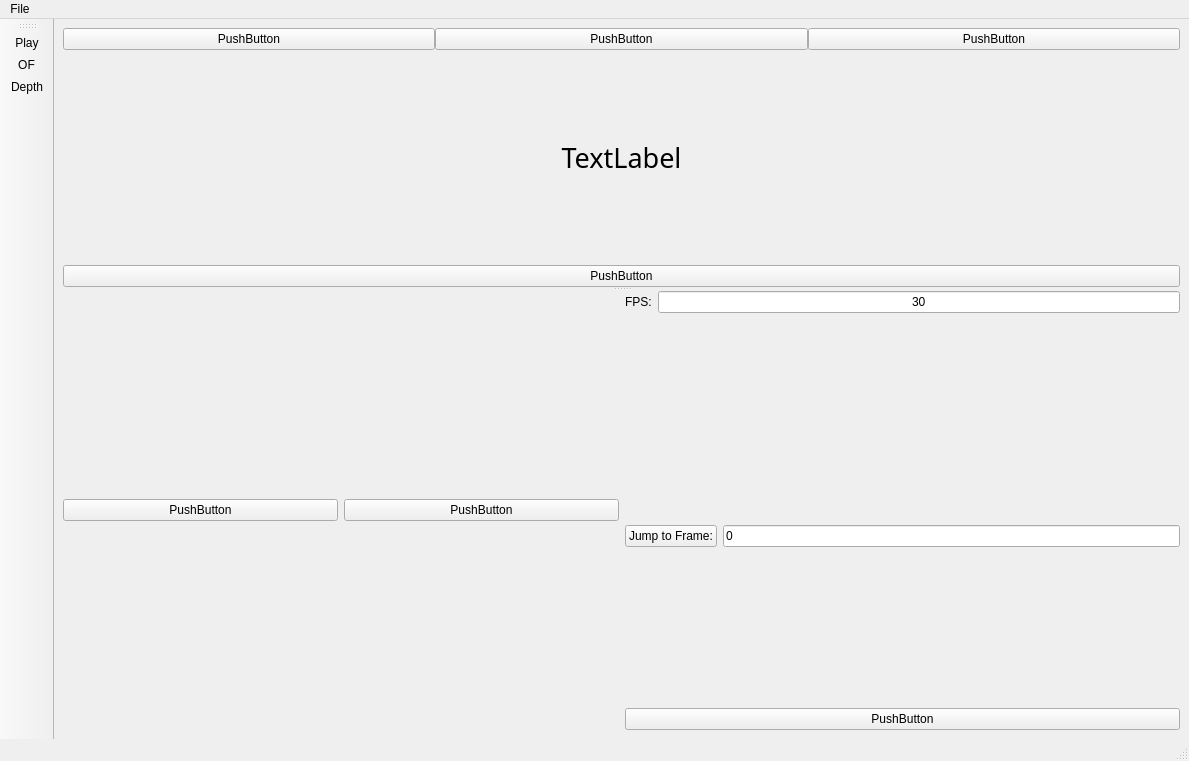
Above: application/mainwindow.ui from kevinhartyanyi/BSC-Thesis before the change. Below: the same form after it.
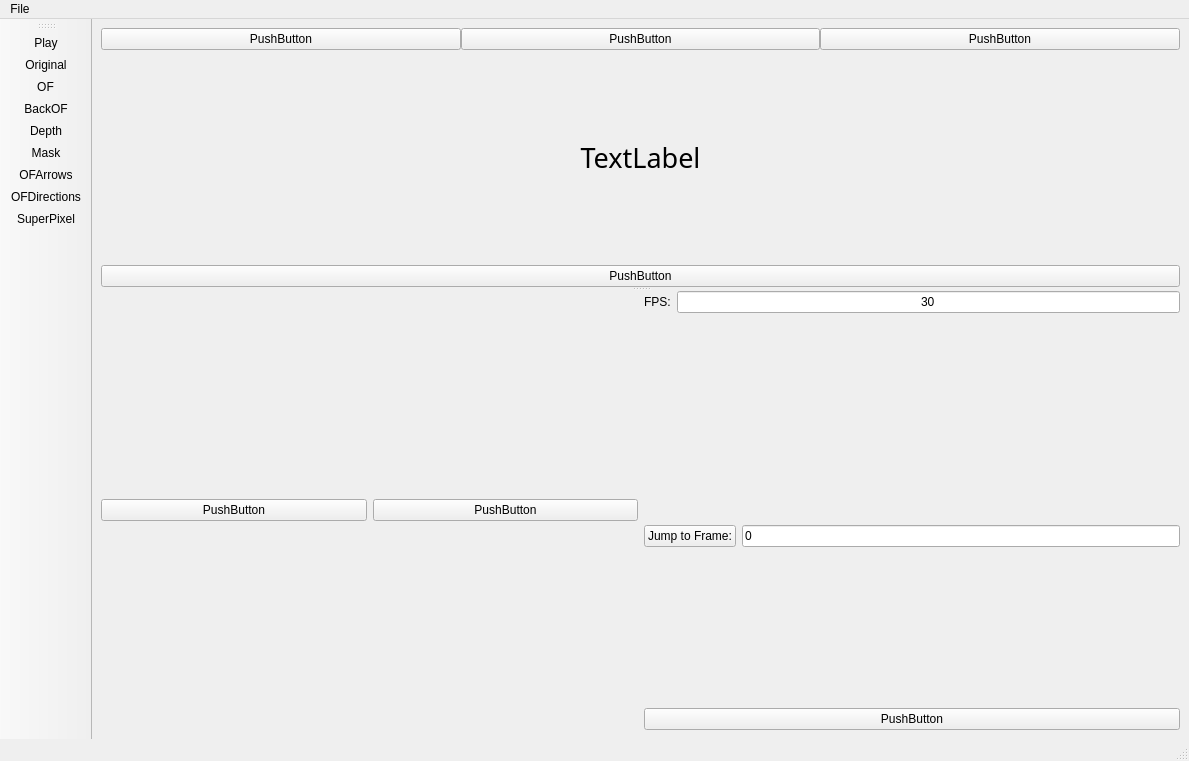
That is the form after the change.

The edit to the form file:
```diff
--- a/application/mainwindow.ui
+++ b/application/mainwindow.ui
@@ -282,8 +282,14 @@
     <bool>false</bool>
    </attribute>
    <addaction name="actionPlay"/>
+   <addaction name="actionOriginal"/>
    <addaction name="actionOF"/>
+   <addaction name="actionBackOF"/>
    <addaction name="actionDepth"/>
+   <addaction name="actionMask"/>
+   <addaction name="actionOFArrows"/>
+   <addaction name="actionOFDirections"/>
+   <addaction name="actionSuperPixel"/>
   </widget>
   <action name="actionPlay">
    <property name="text">
@@ -322,6 +328,54 @@
     <string>Exit</string>
    </property>
   </action>
+  <action name="actionOriginal">
+   <property name="text">
+    <string>Original</string>
+   </property>
+   <property name="toolTip">
+    <string>Jump to original video</string>
+   </property>
+  </action>
+  <action name="actionBackOF">
+   <property name="text">
+    <string>BackOF</string>
+   </property>
+   <property name="toolTip">
+    <string>Jump to backward optical flow video</string>
+   </property>
+  </action>
+  <action name="actionOFDirections">
+   <property name="text">
+    <string>OFDirections</string>
+   </property>
+   <property name="toolTip">
+    <string>Jump to optical flow directions video</string>
+   </property>
+  </action>
+  <action name="actionMask">
+   <property name="text">
+    <string>Mask</string>
+   </property>
+   <property name="toolTip">
+    <string>Jump to speed mask video</string>
+   </property>
+  </action>
+  <action name="actionOFArrows">
+   <property name="text">
+    <string>OFArrows</string>
+   </property>
+   <property name="toolTip">
+    <string>Jump to optical flow arrows video</string>
+   </property>
+  </action>
+  <action name="actionSuperPixel">
+   <property name="text">
+    <string>SuperPixel</string>
+   </property>
+   <property name="toolTip">
+    <string>Jump to super pixel video</string>
+   </property>
+  </action>
  </widget>
  <resources/>
  <connections>
```
